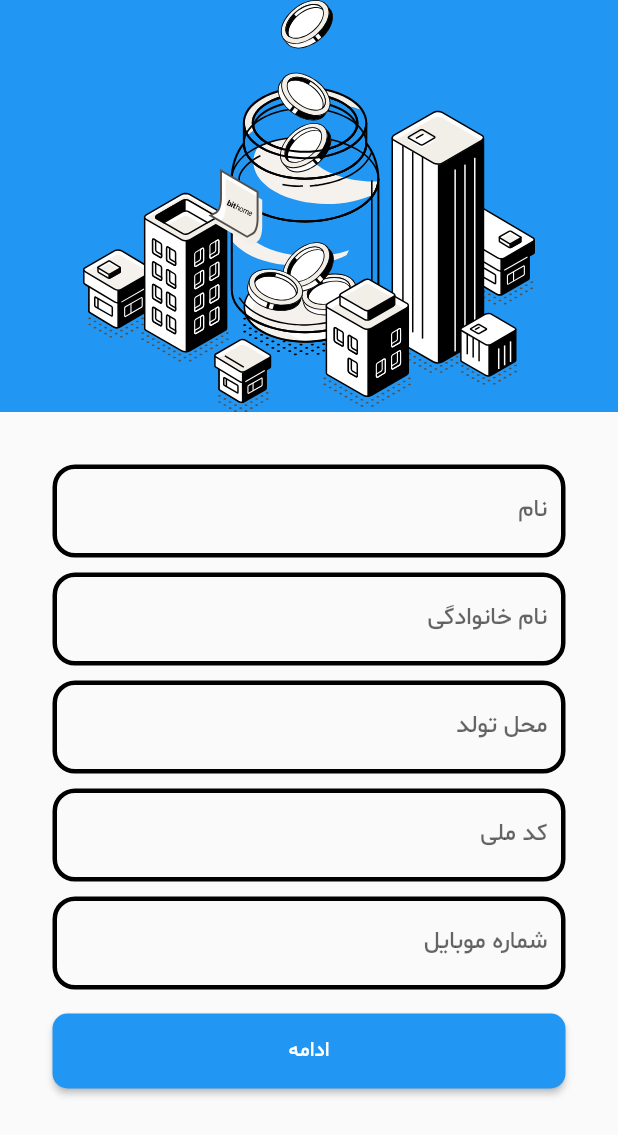
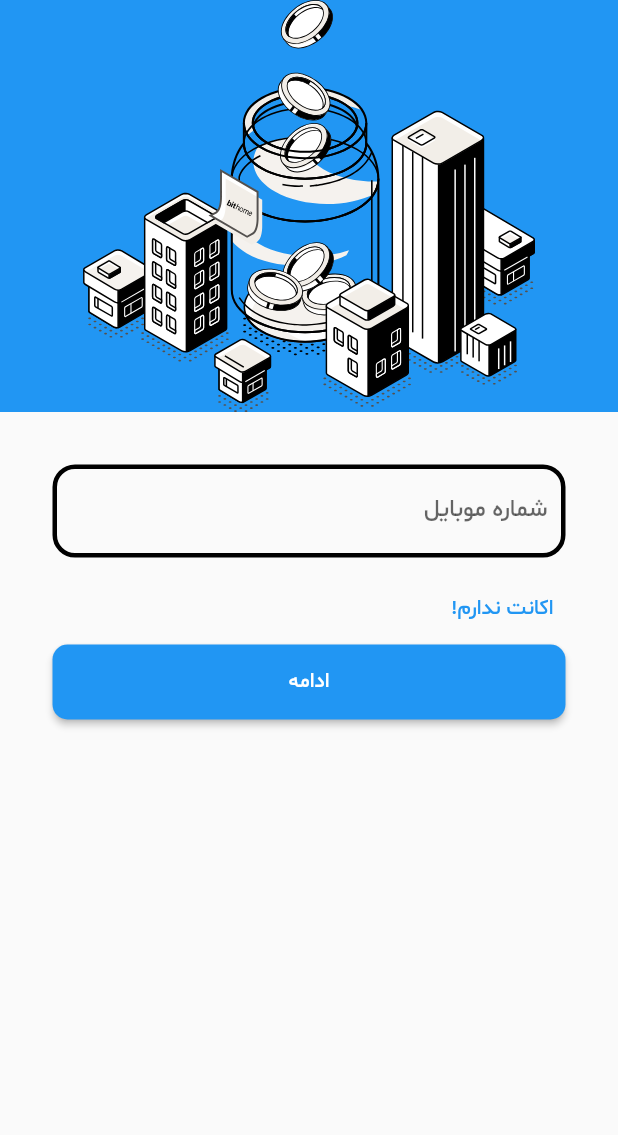
Before and after one commit to Amirmahdi1380/bithome-app, a Flutter app: the screen it shows after launch, on a phone screen of 412 x 824 dp. Shown: the top 1135 px of the screen. Run offline on Flutter 3.47's test engine with Material 2 defaults, Android fonts, the phone set to English and light mode, and no system bars; our stand-ins replace flutter_svg.

Commit message:
login screen

```diff
--- a/lib/main.dart
+++ b/lib/main.dart
@@ -1,3 +1,4 @@
+import 'package:amlak_app/screens/login/login_screen.dart';
 import 'package:amlak_app/screens/sign_up/sign_up_scree.dart';
 import 'package:flutter/material.dart';
 
@@ -12,7 +13,7 @@ class MyApp extends StatelessWidget {
   Widget build(BuildContext context) {
     return MaterialApp(
       theme: ThemeData(fontFamily: 'SM'),
-      home: SignInScreen(),
+      home: LoginScreen(),
     );
   }
 }
--- a/lib/screens/login/login_screen.dart
+++ b/lib/screens/login/login_screen.dart
@@ -0,0 +1,114 @@
+import 'package:amlak_app/screens/sign_up/sign_up_scree.dart';
+import 'package:flutter/material.dart';
+import 'package:flutter_svg/svg.dart';
+
+class LoginScreen extends StatefulWidget {
+  LoginScreen({super.key});
+
+  @override
+  State<LoginScreen> createState() => _LoginScreenState();
+}
+
+class _LoginScreenState extends State<LoginScreen> {
+  final _formKey = GlobalKey<FormState>();
+
+  final TextEditingController mobileNumberController = TextEditingController();
+
+  Widget build(BuildContext context) {
+    return Scaffold(
+      body: Column(
+        children: [
+          Expanded(
+            child: Container(
+              width: double.infinity,
+              color: Colors.blue,
+              child: SvgPicture.asset(
+                'assets/images/login_img.svg',
+              ),
+            ),
+          ),
+          Expanded(
+            flex: 2,
+            child: Padding(
+              padding: const EdgeInsets.all(35.0),
+              child: Directionality(
+                textDirection: TextDirection.rtl,
+                child: Form(
+                  key: _formKey,
+                  child: Column(
+                    crossAxisAlignment: CrossAxisAlignment.stretch,
+                    children: [
+                      TextFormField(
+                        controller: mobileNumberController,
+                        decoration: InputDecoration(
+                          border: const OutlineInputBorder(
+                            borderSide: BorderSide(color: Colors.black),
+                            borderRadius: BorderRadius.all(
+                              Radius.circular(15),
+                            ),
+                          ),
+                          labelText: 'شماره موبایل',
+                          enabledBorder: OutlineInputBorder(
+                            borderRadius: BorderRadius.circular(15),
+                            borderSide: const BorderSide(
+                              color: Colors.black,
+                              width: 3,
+                            ),
+                          ),
+                        ),
+                        validator: (value) {
+                          if (value!.isEmpty) {
+                            return 'Please enter your mobile number';
+                          }
+                          return null;
+                        },
+                      ),
+                      const SizedBox(height: 10.0),
+                      Row(
+                        children: [
+                          TextButton(
+                            onPressed: () {
+                              Navigator.of(context)
+                                  .push(MaterialPageRoute(builder: (context) {
+                                return SignInScreen();
+                              }));
+                            },
+                            child: const Text(
+                              'اکانت ندارم!',
+                            ),
+                          ),
+                        ],
+                      ),
+                      ElevatedButton(
+                        style: ElevatedButton.styleFrom(
+                          minimumSize: const Size(80, 50),
+                          shape: const RoundedRectangleBorder(
+                            borderRadius: BorderRadius.all(
+                              Radius.circular(10),
+                            ),
+                          ),
+                        ),
+                        onPressed: () {
+                          if (_formKey.currentState!.validate()) {
+                            // Perform sign-in functionality here
+
+                            String mobileNumber = mobileNumberController.text;
+
+                            // Print the values for testing
+
+                            print('Mobile Number: $mobileNumber');
+                          }
+                        },
+                        child: Text('ادامه'),
+                      ),
+                    ],
+                  ),
+                ),
+              ),
+            ),
+          )
+        ],
+      ),
+    );
+  }
+}
--- a/lib/screens/sign_up/sign_up_scree.dart
+++ b/lib/screens/sign_up/sign_up_scree.dart
@@ -1,3 +1,4 @@
+import 'package:amlak_app/screens/login/login_screen.dart';
 import 'package:flutter/material.dart';
 import 'package:flutter_svg/svg.dart';
 
@@ -180,8 +181,8 @@ class _SignInScreenState extends State<SignInScreen> {
                       const SizedBox(height: 16.0),
                       ElevatedButton(
                         style: ElevatedButton.styleFrom(
-                          minimumSize: Size(80, 50),
-                          shape: RoundedRectangleBorder(
+                            minimumSize: const Size(80, 50),
+                            shape: const RoundedRectangleBorder(
                                 borderRadius:
                                     BorderRadius.all(Radius.circular(10)))),
                         onPressed: () {
@@ -200,8 +201,12 @@ class _SignInScreenState extends State<SignInScreen> {
                             print('National ID: $nationalId');
                             print('Mobile Number: $mobileNumber');
                           }
+                          Navigator.of(context)
+                              .push(MaterialPageRoute(builder: (context) {
+                            return LoginScreen();
+                          }));
                         },
-                      child: Text('ادامه'),
+                        child: const Text('ادامه'),
                       ),
                     ],
                   ),
@@ -210,6 +215,7 @@ class _SignInScreenState extends State<SignInScreen> {
             ),
           )
         ],
-    ));
+      ),
+    );
   }
 }
```
Lines whose indentation alone changed are shown as unchanged.
